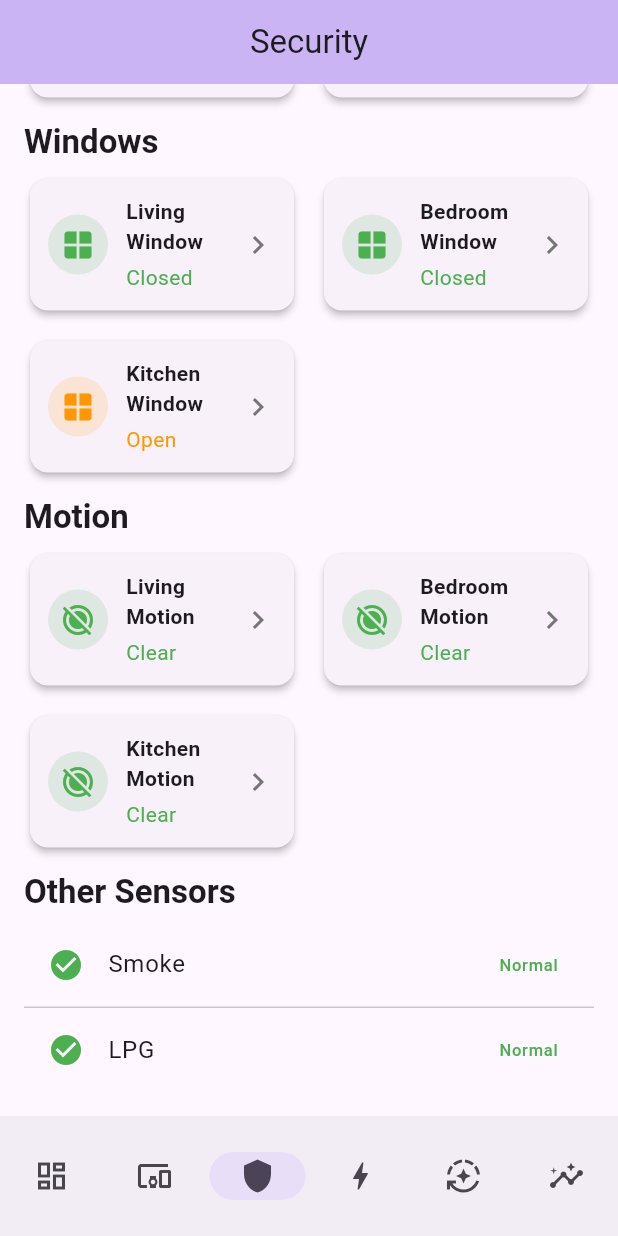
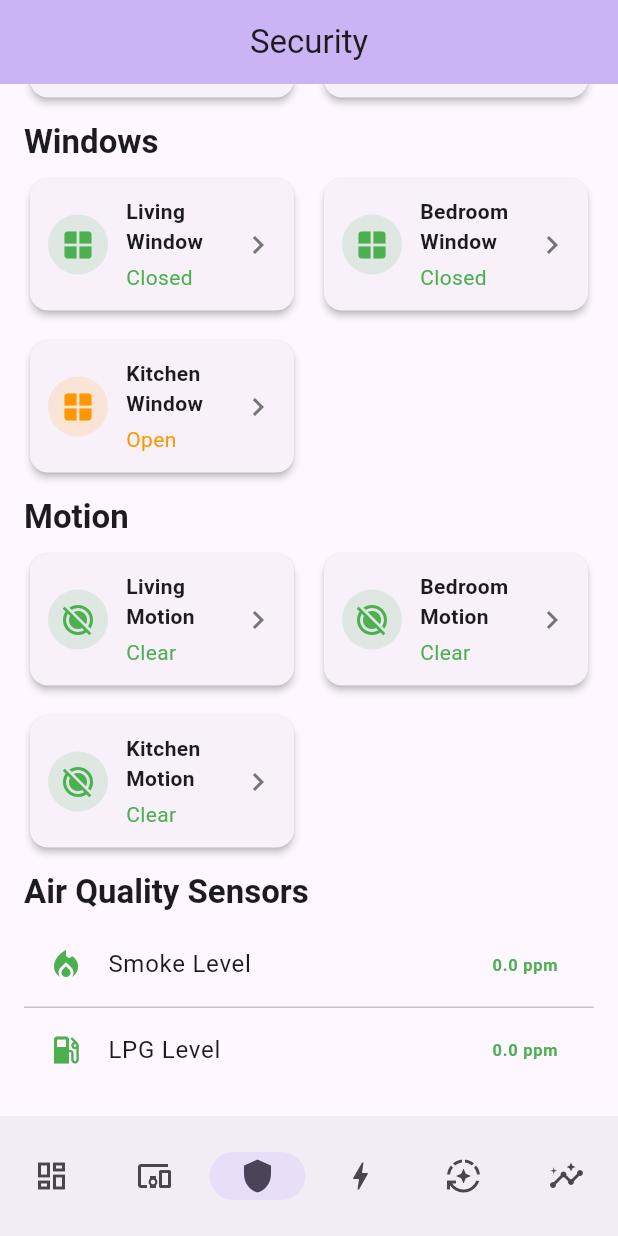
Before and after one commit to Ashishkaus04/smart-home-automation, a Flutter app: the screen it shows after launch, item 3 of the bottom bar chosen, scrolled down 347 dp, on a phone screen of 412 x 824 dp. Run offline on Flutter 3.47's test engine with Material 3 defaults, Android fonts, the phone set to English and light mode, and no system bars; our stand-ins replace socket_io_client; missing offline and left inert: mqtt_client.

Commit message:
added the smoke and lpg readings from living room esp

```diff
--- a/mobile_app_flutter/smart_home_app/lib/screens/security_screen.dart
+++ b/mobile_app_flutter/smart_home_app/lib/screens/security_screen.dart
@@ -19,8 +19,9 @@ class _SecurityScreenState extends State<SecurityScreen> {
   bool _motionLiving = false;
   bool _motionBedroom = false;
   bool _motionKitchen = false;
-  bool _smokeAlert = false;
-  bool _lpgAlert = false;
+  double _smokeLevel = 0;
+  double _lpgLevel = 0;
+
   // Windows
   bool _winLivingClosed = true;
   bool _winBedroomClosed = true;
@@ -99,13 +100,24 @@ class _SecurityScreenState extends State<SecurityScreen> {
               ],
             )),
             const SizedBox(height: 12),
-            _section('Other Sensors', Column(
+            _section('Air Quality Sensors', Column(
   children: [
-                _sensorTile('Smoke', _smokeAlert ? Icons.warning : Icons.check_circle, _smokeAlert ? 'ALERT' : 'Normal', _smokeAlert ? Colors.red : Colors.green, onTap: () => setState(() => _smokeAlert = !_smokeAlert)),
+    _sensorTile(
+      'Smoke Level',
+      Icons.local_fire_department,
+      '${_smokeLevel.toStringAsFixed(1)} ppm',
+      _smokeLevel > 60 ? Colors.red : Colors.green,
+    ),
     const Divider(height: 1),
-                _sensorTile('LPG', _lpgAlert ? Icons.blur_on : Icons.check_circle, _lpgAlert ? 'ALERT' : 'Normal', _lpgAlert ? Colors.red : Colors.green, onTap: () => setState(() => _lpgAlert = !_lpgAlert)),
+    _sensorTile(
+      'LPG Level',
+      Icons.local_gas_station,
+      '${_lpgLevel.toStringAsFixed(1)} ppm',
+      _lpgLevel > 60 ? Colors.red : Colors.green,
+    ),
   ],
-            )),
+))
+
           ],
         ),
       ),
@@ -151,10 +163,21 @@ class _SecurityScreenState extends State<SecurityScreen> {
         } else if (topic == 'kitchen/motion') {
           _motionKitchen = payload.toUpperCase().contains('DETECTED') || payload.toUpperCase() == 'ON';
         } else if (topic == 'security/smoke') {
-          _smokeAlert = payload.toUpperCase().contains('ALERT');
+  if (payload.toUpperCase().contains('ALERT')) {
+    _smokeLevel = 100; // Force red alert
+  } else {
+    final val = double.tryParse(payload);
+    if (val != null) _smokeLevel = val;
+  }
 } else if (topic == 'security/lpg') {
-          _lpgAlert = payload.toUpperCase().contains('ALERT');
+  if (payload.toUpperCase().contains('ALERT')) {
+    _lpgLevel = 100; // Force red alert
+  } else {
+    final val = double.tryParse(payload);
+    if (val != null) _lpgLevel = val;
   }
+}
+
       });
     });
   }
@@ -205,9 +228,10 @@ class _SecurityScreenState extends State<SecurityScreen> {
     onTap: onTap,
     leading: Icon(icon, color: color),
     title: Text(title),
-      trailing: Text(status, style: TextStyle(color: color)),
+    trailing: Text(status, style: TextStyle(color: color, fontWeight: FontWeight.bold)),
   );
 }
+
 
   Widget _motionRow(String title, bool value, ValueChanged<bool> onChanged) {
     return Padding(
```
Also changed, not shown: 1 other file. Lines whose indentation alone changed are shown as unchanged.
